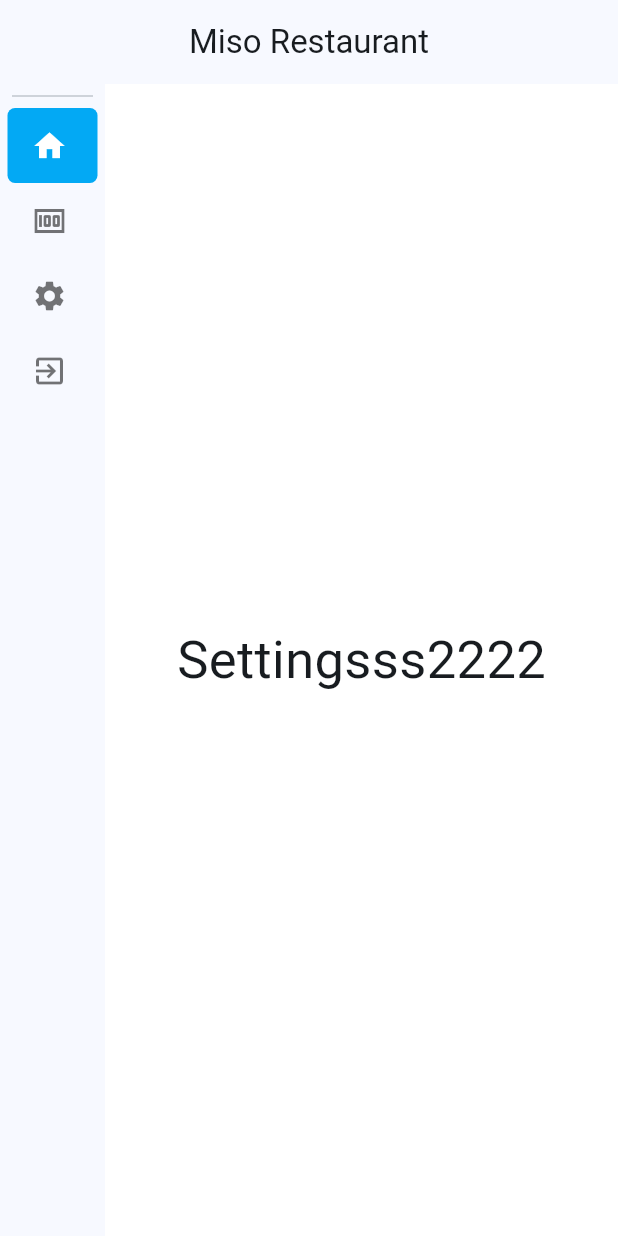
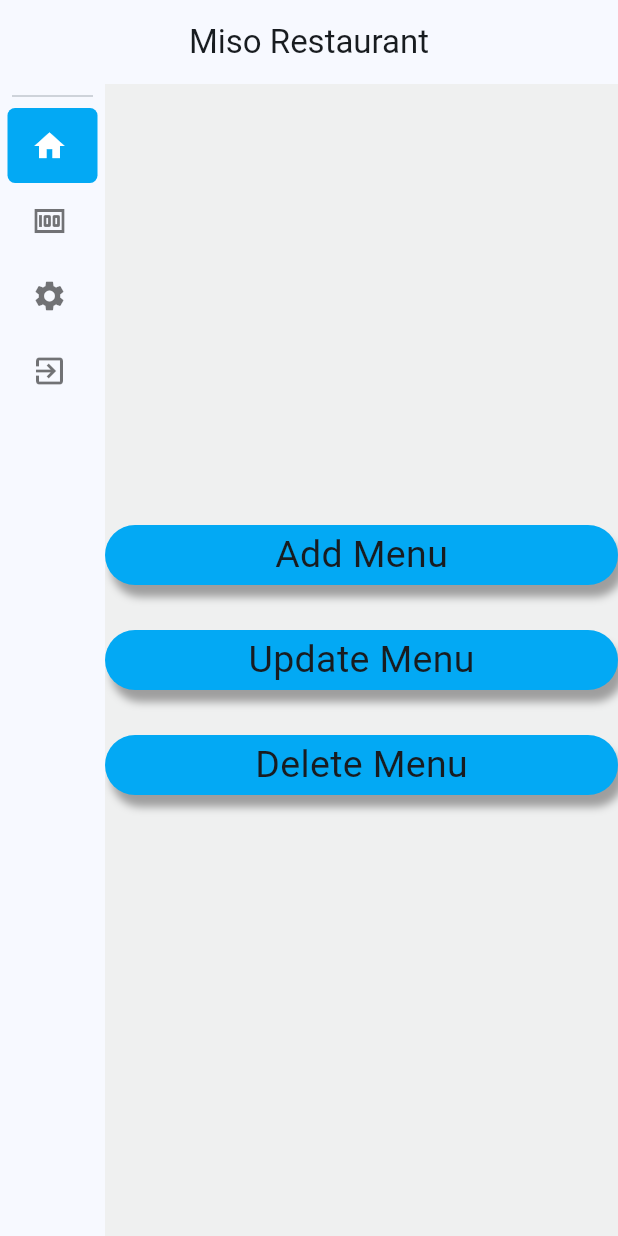
Before and after one commit to MinsukKim1806/free-Pos-customized, a Flutter app: the screen it shows after launch, swiped to page 3, on a phone screen of 412 x 824 dp. Run offline on Flutter 3.47's test engine with Material 2 defaults, Android fonts, the phone set to English and light mode, and no system bars; drawn by our look-alikes of easy_sidemenu.

Commit message:
Add buttons for menus

```diff
--- a/v1/lib/widgets/settings.dart
+++ b/v1/lib/widgets/settings.dart
@@ -1,12 +1,87 @@
 import 'package:flutter/material.dart';
 
 Container customSettingsContainer(){
-  return Container(color: Colors.white,
-    child: const Center(
-      child: Text(
-        'Settingsss2222',
-        style: TextStyle(fontSize: 35),
-      ),
-    ),
+  return Container(color: Color.fromARGB(255, 239, 240, 240),
+    child: Column (
+      mainAxisAlignment: MainAxisAlignment.center,
+      crossAxisAlignment: CrossAxisAlignment.stretch,
+      mainAxisSize: MainAxisSize.max,
+      children: [
+        Flexible (
+          flex: 40,
+          child: Container(
+            padding: const EdgeInsets.only(left: 20.0, right: 20.0),
+            height: 40.0,
+            decoration: BoxDecoration(
+              color: Colors.lightBlue,
+              borderRadius: BorderRadius.circular(20),
+              boxShadow: const [
+                BoxShadow(
+                  color: Colors.grey,
+                  blurRadius: 4,
+                  offset: Offset(4, 8),
+                ),
+              ],
+            ),
+            child: const Center(
+              child: Text(
+                'Add Menu',
+                style: TextStyle(fontSize: 25),
+              ),
+            ),
+          ),
+        ),
+        SizedBox(height: 30,),
+        Flexible (
+          flex: 40,
+          child: Container(
+            padding: const EdgeInsets.only(left: 20.0, right: 20.0),
+            height: 40.0,
+            decoration: BoxDecoration(
+              color: Colors.lightBlue,
+              borderRadius: BorderRadius.circular(20),
+              boxShadow: const [
+                BoxShadow(
+                  color: Colors.grey,
+                  blurRadius: 4,
+                  offset: Offset(4, 8),
+                ),
+              ],
+            ),
+            child: const Center(
+              child: Text(
+                'Update Menu',
+                style: TextStyle(fontSize: 25),
+              ),
+            ),
+          ),
+        ),
+        SizedBox(height: 30,),
+        Flexible (
+          flex: 40,
+          child: Container(
+            padding: const EdgeInsets.only(left: 20.0, right: 20.0),
+            height: 40.0,
+            decoration: BoxDecoration(
+              color: Colors.lightBlue,
+              borderRadius: BorderRadius.circular(20),
+              boxShadow: const [
+                BoxShadow(
+                  color: Colors.grey,
+                  blurRadius: 4,
+                  offset: Offset(4, 8),
+                ),
+              ],
+            ),
+            child: const Center(
+              child: Text(
+                'Delete Menu',
+                style: TextStyle(fontSize: 25),
+              ),
+            ),
+          ),
+        ),
+      ],
+    )
   );
 }
```
